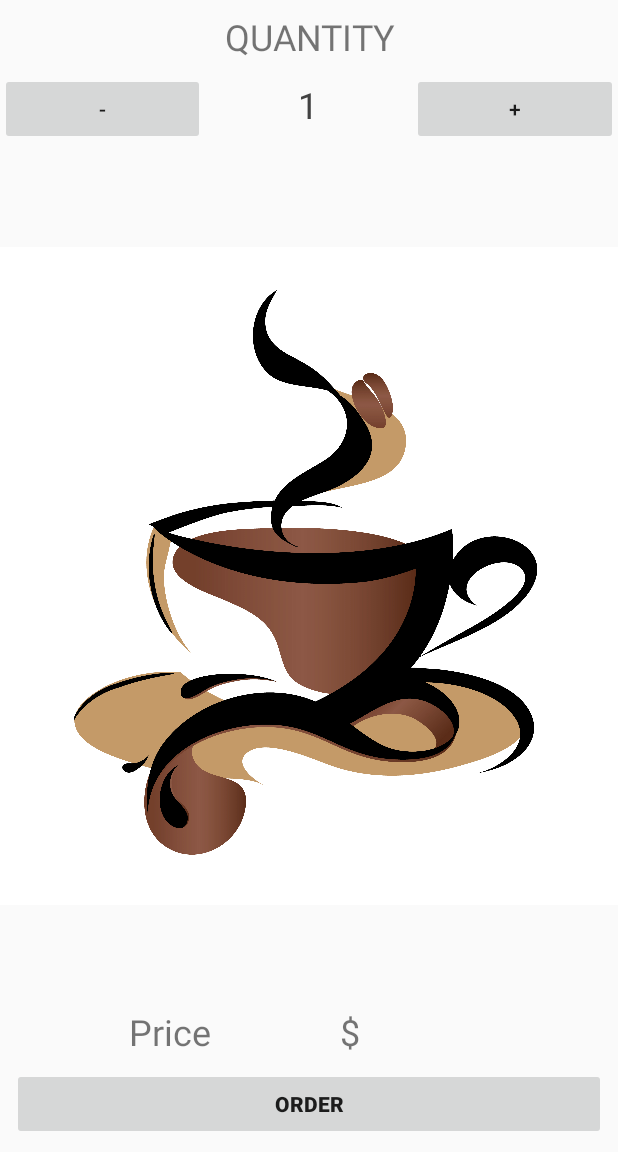
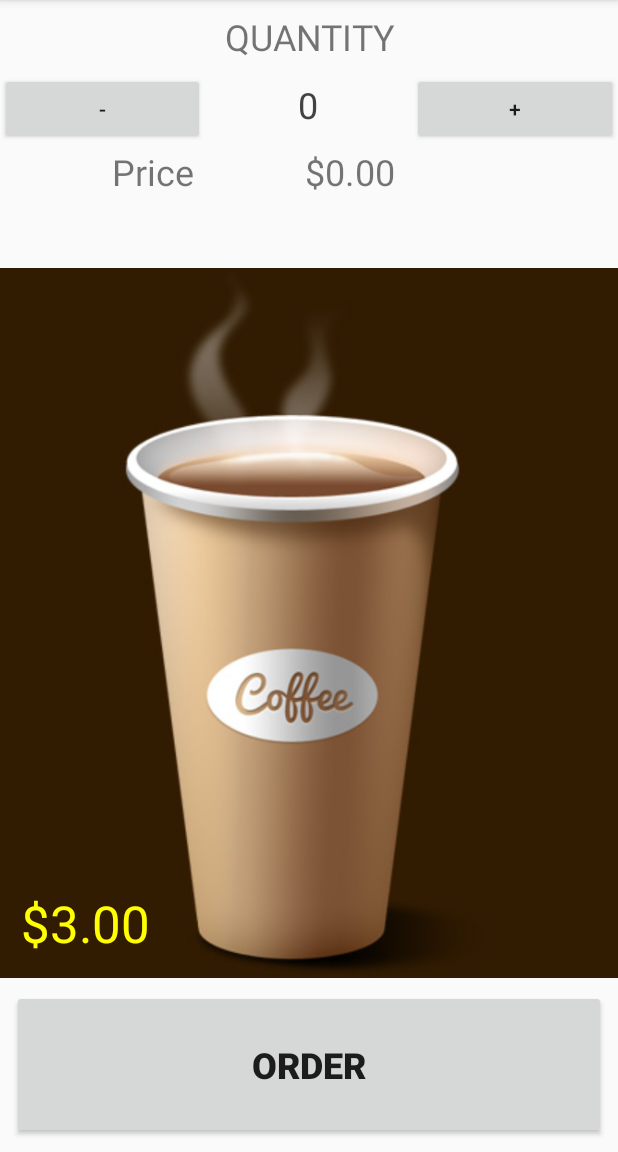
Before and after one commit to MrBrownWins/Coffee-Table, an Android app: the screen it shows after launch (MainActivity), after a tap on "ORDER", on a phone screen of 412 x 824 dp, the part 84-1236 px from its top. Run offline under Robolectric (Android 15) with nearby library versions, the phone set to English and light mode, and no system bars.

Commit message:
Adding dynamic functionalities

```diff
--- a/app/src/main/java/uz/inha/muhammad/coffeetable/MainActivity.java
+++ b/app/src/main/java/uz/inha/muhammad/coffeetable/MainActivity.java
@@ -3,24 +3,45 @@ package uz.inha.muhammad.coffeetable;
 import android.os.Bundle;
 import android.support.v7.app.ActionBarActivity;
 import android.view.View;
+import android.widget.Button;
 import android.widget.TextView;
+
+import java.text.NumberFormat;
 
 /**
  * This app displays an order form to order coffee.
  */
 public class MainActivity extends ActionBarActivity {
 
+    int numCoffeeOrdered;
+    int COFFEE_PRICE = 3;
     @Override
     protected void onCreate(Bundle savedInstanceState) {
         super.onCreate(savedInstanceState);
         setContentView(R.layout.activity_main);
+        numCoffeeOrdered = 0;
     }
 
     /**
      * This method is called when the order button is clicked.
      */
     public void submitOrder(View view) {
-        display(1);
+        displayPrice(numCoffeeOrdered*COFFEE_PRICE);
+    }
+    public void increaseQuantity(View view){
+        if (numCoffeeOrdered != 10) {
+            numCoffeeOrdered++;
+        }
+        display(numCoffeeOrdered);
+        //not finished
+    }
+
+    public void decreaseQuantity(View view){
+        if (numCoffeeOrdered != 0){
+            numCoffeeOrdered--;
+        }
+        display(numCoffeeOrdered);
+        //not finished
     }
 
     /**
@@ -31,4 +52,11 @@ public class MainActivity extends ActionBarActivity {
                 R.id.quantity_number);
         quantityTextView.setText("" + number);
     }
+    /**
+     * This method displays the given price on the screen.
+     */
+    private void displayPrice(int number) {
+        TextView priceTextView = (TextView) findViewById(R.id.price_text_view);
+        priceTextView.setText(NumberFormat.getCurrencyInstance().format(number));
+    }
 }
--- a/app/src/main/res/layout/activity_main.xml
+++ b/app/src/main/res/layout/activity_main.xml
@@ -1,86 +1,112 @@
-<RelativeLayout xmlns:android="http://schemas.android.com/apk/res/android"
+<LinearLayout xmlns:android="http://schemas.android.com/apk/res/android"
     xmlns:tools="http://schemas.android.com/tools"
     android:layout_width="match_parent"
     android:layout_height="match_parent"
+    android:orientation="vertical"
     tools:context=".MainActivity">
 
+    <TextView
+        android:id="@+id/quantity_text_view"
+        android:layout_width="match_parent"
+        android:layout_height="wrap_content"
+        android:layout_margin="8dp"
+        android:gravity="center_horizontal"
+        android:text="@string/quantity"
+        android:textAllCaps="true"
+        android:textSize="24sp"
+        android:textStyle="normal" />
+
     <LinearLayout
+        android:id="@+id/option_buttons"
         android:layout_width="match_parent"
-        android:layout_height="match_parent"
-        android:orientation="vertical">
+        android:layout_height="wrap_content"
+        android:orientation="horizontal">
+
+        <Button
+            android:layout_width="wrap_content"
+            android:layout_height="wrap_content"
+            android:layout_weight="1"
+            android:onClick="decreaseQuantity"
+            android:text="@string/minus" />
 
         <TextView
-            android:layout_width="match_parent"
+            android:id="@+id/quantity_number"
+            android:layout_width="wrap_content"
             android:layout_height="wrap_content"
-            android:id="@+id/quantity_text_view"
-            android:layout_margin="8dp"
-            android:text="@string/quantity"
-            android:gravity="center_horizontal"
-            android:textSize="24sp"
-            android:textStyle="normal"
-            android:textAllCaps="true" />
+            android:layout_margin="1dp"
+            android:layout_weight="2.5"
+            android:gravity="center"
+            android:text="@string/quantity_text_view"
+            android:textColor="#424242"
+            android:textSize="24sp" />
+
+        <Button
+            android:layout_width="wrap_content"
+            android:layout_height="wrap_content"
+            android:layout_weight="1"
+            android:onClick="increaseQuantity"
+            android:text="@string/plus" />
+
+    </LinearLayout>
+
 
     <LinearLayout
         android:layout_width="match_parent"
         android:layout_height="wrap_content"
         android:orientation="horizontal"
-            android:id="@+id/option_buttons">
-            <Button
+        android:layout_weight="0.1"
+        android:padding="1dp"
+        android:textAlignment="textStart">
+
+        <TextView
             android:layout_width="wrap_content"
-                android:layout_height="wrap_content"
-                android:text="@string/minus"
-                android:layout_weight="1"/>
+            android:layout_height="match_parent"
+            android:layout_weight="1"
+            android:gravity="center_horizontal"
+            android:text="@string/price"
+            android:textSize="24sp" />
+
+        <TextView
+            android:id="@+id/price_text_view"
+            android:layout_width="wrap_content"
+            android:layout_height="match_parent"
+            android:layout_weight="1"
+            android:text="@string/cash_tag"
+            android:textSize="24sp" />
+
+    </LinearLayout>
+    <FrameLayout
+        android:layout_width="wrap_content"
+        android:layout_height="0dp"
+        android:layout_weight="1">
+
+        <ImageView
+            android:layout_width="match_parent"
+            android:layout_height="match_parent"
+            android:id="@+id/coffee_imageView"
+            android:layout_gravity="center_horizontal"
+            android:layout_weight="1"
+            android:scaleType="centerCrop"
+            android:src="@drawable/cup1"
+            android:contentDescription="@string/coffee_description"/>
         <TextView
             android:layout_width="wrap_content"
             android:layout_height="wrap_content"
-                android:layout_margin="1dp"
-                android:id="@+id/quantity_number"
-                android:text="@string/quantity_text_view"
-                android:textSize="24sp"
-                android:textColor="#424242"
-                android:layout_weight="2.5"
-                android:textAlignment="center"
-                android:gravity="center"/>
-            <Button
-                android:layout_width="wrap_content"
-                android:layout_height="wrap_content"
-                android:text="@string/plus"
-                android:layout_weight="1"/>
+            android:text="@string/coffee_price"
+            android:textSize="34sp"
+            android:padding="14dp"
+            android:layout_gravity="bottom"
+            android:textColor="#ff0"/>
 
-        </LinearLayout>
-        <ImageView
-            android:layout_width="match_parent"
-            android:layout_height="wrap_content"
-            android:layout_weight="1"
-            android:id="@+id/coffee_image_view"
-            android:src="@drawable/coffee_cup"/>
-        <LinearLayout
-            android:layout_width="match_parent"
-            android:layout_height="wrap_content"
-            android:orientation="horizontal">
-            <TextView
-                android:layout_width="wrap_content"
-                android:layout_height="wrap_content"
-                android:text="@string/price"
-                android:textSize="24sp"
-                android:textAlignment="center"
-                android:gravity="center_horizontal"
-                android:layout_weight="1"/>
-            <TextView
-                android:layout_width="wrap_content"
-                android:layout_height="wrap_content"
-                android:text="$"
-                android:textSize="24sp"
-                android:layout_weight="1"/>
+    </FrameLayout>
 
-        </LinearLayout>
     <Button
         android:layout_width="match_parent"
         android:layout_height="wrap_content"
         android:layout_margin="8dp"
+        android:onClick="submitOrder"
         android:text="@string/order_button_text"
-            android:onClick="submitOrder"
-            android:textStyle="bold"/>
+        android:textStyle="bold"
+        android:textSize="24dp"
+        android:layout_weight="0.1"/>
 </LinearLayout>
-
-</RelativeLayout>
--- a/app/src/main/res/values/strings.xml
+++ b/app/src/main/res/values/strings.xml
@@ -7,5 +7,8 @@
     <string name="minus">-</string>
     <string name="plus">+</string>
     <string name="price">Price</string>
+    <string name="coffee_price">$3.00</string>
+    <string name="cash_tag">$</string>
+    <string name="coffee_description">Hot cup of coffee!</string>
     <string name="action_settings">Settings</string>
 </resources>
```
Also changed, not shown: app/src/main/res/drawable/cup1.jpg (added). Lines whose indentation alone changed are shown as unchanged.
